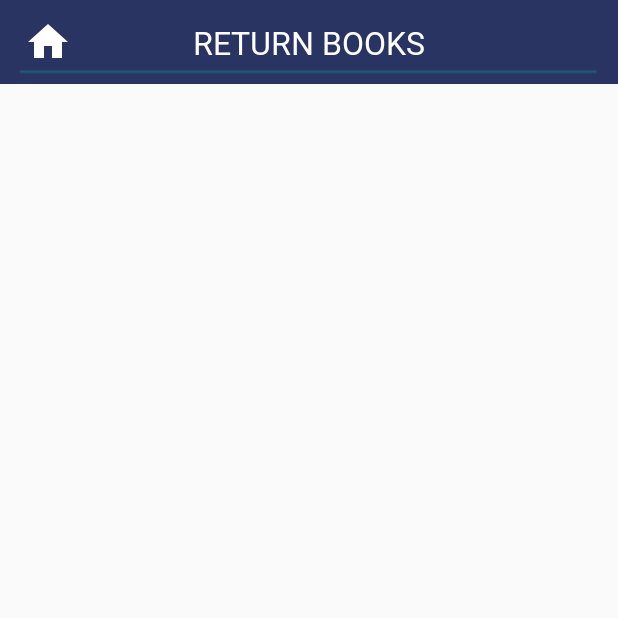
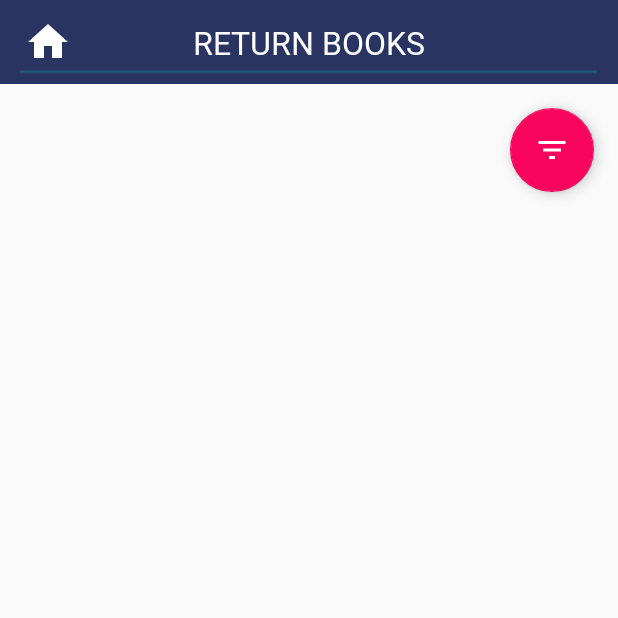
Before and after one commit to Sanketagarwal17/BookClubLatest, an Android app: the ConfirmActivity screen opened directly, with no data from a screen before it, on a phone screen of 412 x 824 dp, the top half of it. Run offline under Robolectric (Android 15) with nearby library versions, the phone set to English and light mode, and no system bars; our stand-ins replace ButterKnife, Firebase (no records; nobody signed in at launch, a user with empty details on screens opened directly), Picasso; pictures from the network do not load; Roboto replaces fonts that are not available here.

Commit message:
sort done.

```diff
--- a/app/src/main/java/com/example/android/bookclublatest/IssueBook.java
+++ b/app/src/main/java/com/example/android/bookclublatest/IssueBook.java
@@ -14,6 +14,7 @@ import android.text.TextWatcher;
 import android.text.style.BackgroundColorSpan;
 import android.util.Log;
 import android.view.View;
+import android.widget.Button;
 import android.widget.EditText;
 import android.widget.ImageView;
 
--- /dev/null
+++ b/app/src/main/res/drawable/ic_filter.xml
@@ -0,0 +1,5 @@
+<vector android:height="24dp" android:tint="#FFFFFF"
+    android:viewportHeight="24.0" android:viewportWidth="24.0"
+    android:width="24dp" xmlns:android="http://schemas.android.com/apk/res/android">
+    <path android:fillColor="#FF000000" android:pathData="M10,18h4v-2h-4v2zM3,6v2h18L21,6L3,6zM6,13h12v-2L6,11v2z"/>
+</vector>
--- /dev/null
+++ b/app/src/main/res/drawable/ic_sort.xml
@@ -0,0 +1,5 @@
+<vector android:height="24dp" android:tint="#FFFFFF"
+    android:viewportHeight="24.0" android:viewportWidth="24.0"
+    android:width="24dp" xmlns:android="http://schemas.android.com/apk/res/android">
+    <path android:fillColor="#FF000000" android:pathData="M3,18h6v-2L3,16v2zM3,6v2h18L21,6L3,6zM3,13h12v-2L3,11v2z"/>
+</vector>
--- a/app/src/main/res/layout/activity_confirm_return_book.xml
+++ b/app/src/main/res/layout/activity_confirm_return_book.xml
@@ -8,9 +8,19 @@
 
     <android.support.v7.widget.RecyclerView
         android:layout_width="match_parent"
-        android:layout_height="match_parent"
+        android:layout_height="wrap_content"
         android:id="@+id/confirm_return_recycler">
 
     </android.support.v7.widget.RecyclerView>
 
+    <android.support.design.widget.FloatingActionButton
+        android:id="@+id/btn_sort1"
+        android:layout_width="wrap_content"
+        android:layout_height="wrap_content"
+        android:layout_margin="16dp"
+        android:layout_gravity="bottom|end"
+        android:src="@drawable/ic_filter"
+        />
+
+
 </LinearLayout>
--- a/app/src/main/res/layout/activity_issue_book.xml
+++ b/app/src/main/res/layout/activity_issue_book.xml
@@ -85,7 +85,7 @@
         android:layout_width="0dp"
         android:layout_height="wrap_content"
         android:layout_marginStart="16dp"
-        android:layout_marginEnd="16dp"
+        android:layout_marginEnd="8dp"
         android:background="@drawable/searchbox_bg"
         android:drawableStart="@drawable/search_img"
         android:ems="10"
@@ -99,6 +99,8 @@
         app:layout_constraintStart_toStartOf="@+id/guideline8"
         app:layout_constraintTop_toTopOf="@+id/guideline10" />
 
+
+
     <android.support.constraint.Guideline
         android:id="@+id/guideline11"
         android:layout_width="wrap_content"
```
Also changed, not shown: app/src/main/java/com/example/android/bookclublatest/Member/ConfirmIssue/ConfirmIssueActivity.java (+66 -27 lines), app/src/main/java/com/example/android/bookclublatest/Member/ConfirmIssue/ConfirmIssueModel.java (+17 -0 lines), app/src/main/java/com/example/android/bookclublatest/Member/ConfirmReturn/ConfirmActivity.java (+56 -0 lines), app/src/main/java/com/example/android/bookclublatest/Member/ConfirmReturn/ConfirmModel.java (+16 -0 lines), app/src/main/res/layout/activity_confirm_issue.xml (+23 -0 lines).
